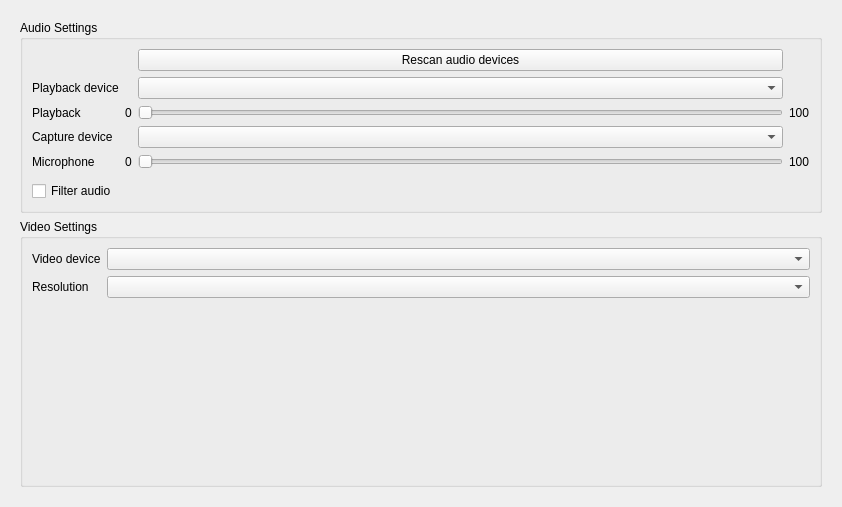
Qt form src/widget/form/settings/avsettings.ui (qTox/qTox) before a commit.
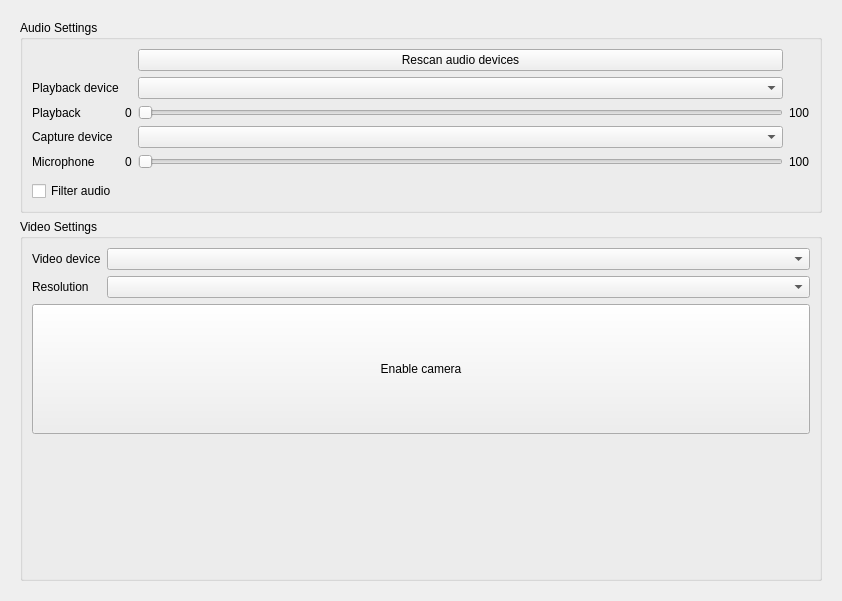
The same form after that commit. Icons and pictures are not drawn. Custom widgets are drawn as their Qt base class.

Commit message:
Enable camera after clicking on button
adds a button in av settings tab which blocks automatic start
of camera preview in the tab. The camera/desktop preview will be
loaded after user explicitly orderd it.

Hopefully this will help with debugging freezing qtox. at least we will
know if camera or audio is broken.

Patch:
```diff
--- a/src/widget/form/settings/avsettings.ui
+++ b/src/widget/form/settings/avsettings.ui
@@ -7,7 +7,7 @@
     <x>0</x>
     <y>0</y>
     <width>842</width>
-    <height>507</height>
+    <height>601</height>
    </rect>
   </property>
   <property name="windowTitle">
@@ -31,7 +31,7 @@
         <x>0</x>
         <y>0</y>
         <width>830</width>
-        <height>495</height>
+        <height>589</height>
        </rect>
       </property>
       <layout class="QVBoxLayout" name="verticalLayout_5">
@@ -203,6 +203,23 @@
             </item>
            </layout>
           </item>
+          <item>
+           <widget class="QPushButton" name="enableCameraButton">
+            <property name="sizePolicy">
+             <sizepolicy hsizetype="MinimumExpanding" vsizetype="MinimumExpanding">
+              <horstretch>1</horstretch>
+              <verstretch>150</verstretch>
+             </sizepolicy>
+            </property>
+            <property name="text">
+             <string>Enable camera</string>
+            </property>
+            <property name="icon">
+             <iconset resource="../../../../res.qrc">
+              <normaloff>:/img/settings/av.png</normaloff>:/img/settings/av.png</iconset>
+            </property>
+           </widget>
+          </item>
           <item>
            <widget class="QFrame" name="camFrame">
             <property name="sizePolicy">
```
Left out of the diff: 4 changed lines with no effect on the pictures. The commit also changes 2 other files.
